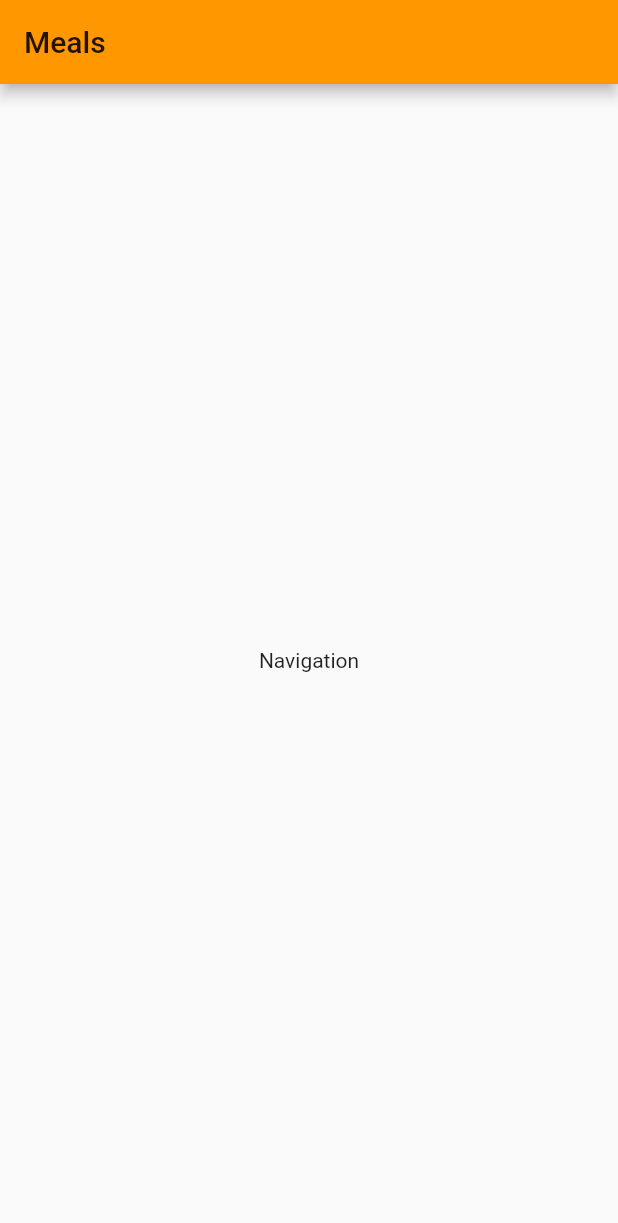
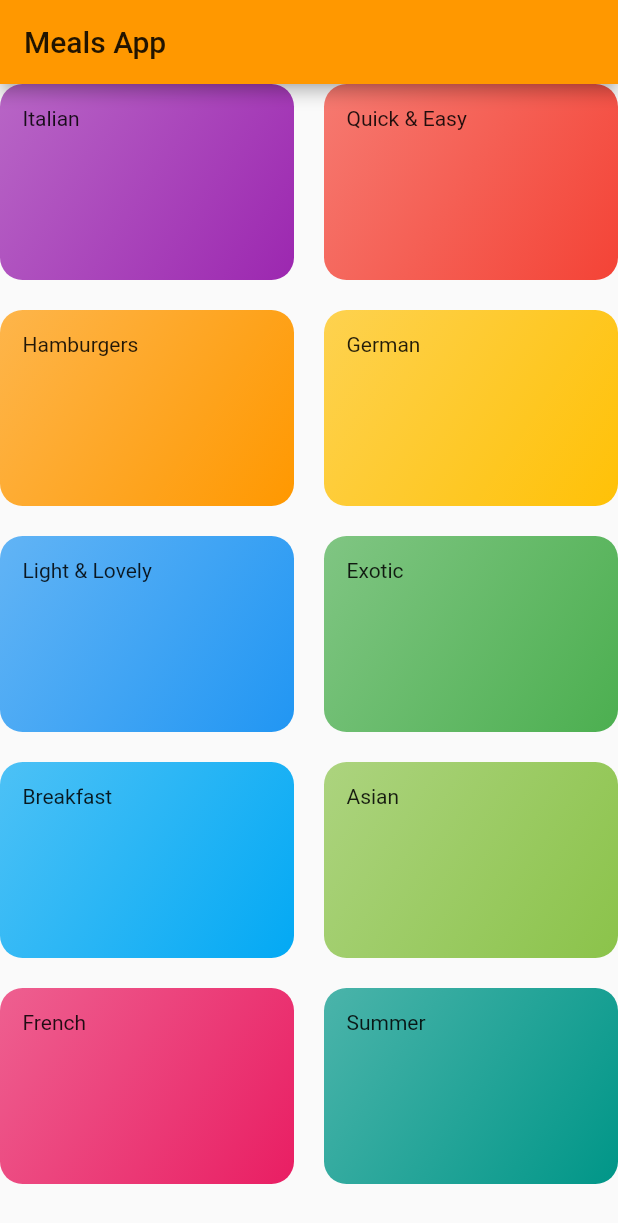
Before and after one commit to ArulMozhiVaradan/meals_app, a Flutter app: the screen it shows after launch, on a phone screen of 412 x 824 dp. Shown: the top 1223 px of the screen. Run offline on Flutter 3.47's test engine with Material 2 defaults, Android fonts, the phone set to English and light mode, and no system bars.

Commit message:
GridView is Created

```diff
--- a/lib/categories_screen.dart
+++ b/lib/categories_screen.dart
@@ -0,0 +1,25 @@
+import 'package:flutter/material.dart';
+import 'package:meals/category_item.dart';
+import './dummy_data.dart';
+
+class CategoriesScreen extends StatelessWidget {
+  @override
+  Widget build(BuildContext context) {
+    return Scaffold(
+      appBar: AppBar(
+        title: const Text('Meals App'),
+      ),
+      body: GridView(
+        children: DUMMY_CATEGORIES.map((c) {
+          return CategoryItem(c.title, c.color);
+        }).toList(),
+        gridDelegate: SliverGridDelegateWithMaxCrossAxisExtent(
+            maxCrossAxisExtent: 200, //maxWidth
+            childAspectRatio: 3 / 2, //maxHeightBasedOnMaxWidth
+            crossAxisSpacing: 20,//VerticalSpacing
+            mainAxisSpacing: 20//HorizontalSpacing
+            ),
+      ),
+    );
+  }
+}
--- /dev/null
+++ b/lib/category_item.dart
@@ -0,0 +1,23 @@
+import 'package:flutter/material.dart';
+
+class CategoryItem extends StatelessWidget {
+  final String title;
+  final Color color;
+
+  CategoryItem(this.title, this.color);
+
+  @override
+  Widget build(BuildContext context) {
+    return Container(
+      padding: const EdgeInsets.all(15),
+      child: Text(title),
+      decoration: BoxDecoration(
+          gradient: LinearGradient(
+        colors: [color.withOpacity(0.7), color],
+        begin: Alignment.topLeft,
+        end: Alignment.bottomRight
+      ),
+      borderRadius: BorderRadius.circular(15),
+    ));
+  }
+}
--- /dev/null
+++ b/lib/dummy_data.dart
@@ -0,0 +1,56 @@
+import 'package:flutter/material.dart';
+
+import './models/category.dart';
+
+const DUMMY_CATEGORIES = const [
+  Category(
+    id: 'c1',
+    title: 'Italian',
+    color: Colors.purple,
+  ),
+  Category(
+    id: 'c2',
+    title: 'Quick & Easy',
+    color: Colors.red,
+  ),
+  Category(
+    id: 'c3',
+    title: 'Hamburgers',
+    color: Colors.orange,
+  ),
+  Category(
+    id: 'c4',
+    title: 'German',
+    color: Colors.amber,
+  ),
+  Category(
+    id: 'c5',
+    title: 'Light & Lovely',
+    color: Colors.blue,
+  ),
+  Category(
+    id: 'c6',
+    title: 'Exotic',
+    color: Colors.green,
+  ),
+  Category(
+    id: 'c7',
+    title: 'Breakfast',
+    color: Colors.lightBlue,
+  ),
+  Category(
+    id: 'c8',
+    title: 'Asian',
+    color: Colors.lightGreen,
+  ),
+  Category(
+    id: 'c9',
+    title: 'French',
+    color: Colors.pink,
+  ),
+  Category(
+    id: 'c10',
+    title: 'Summer',
+    color: Colors.teal,
+  ),
+];
--- a/lib/main.dart
+++ b/lib/main.dart
@@ -1,4 +1,5 @@
 import 'package:flutter/material.dart';
+import './categories_screen.dart';
 
 void main() => runApp(MyApp());
 
@@ -10,7 +11,7 @@ class MyApp extends StatelessWidget{
       theme: ThemeData(
         primarySwatch: Colors.orange
       ),
-      home:MyHomePage()
+      home:CategoriesScreen()
     );
   }
 }
--- /dev/null
+++ b/lib/models/category.dart
@@ -0,0 +1,9 @@
+import 'package:flutter/material.dart';
+
+class Category {
+  final String id;
+  final String title;
+  final Color color;
+
+  const Category({@required this.id, this.title, this.color});
+}
```
